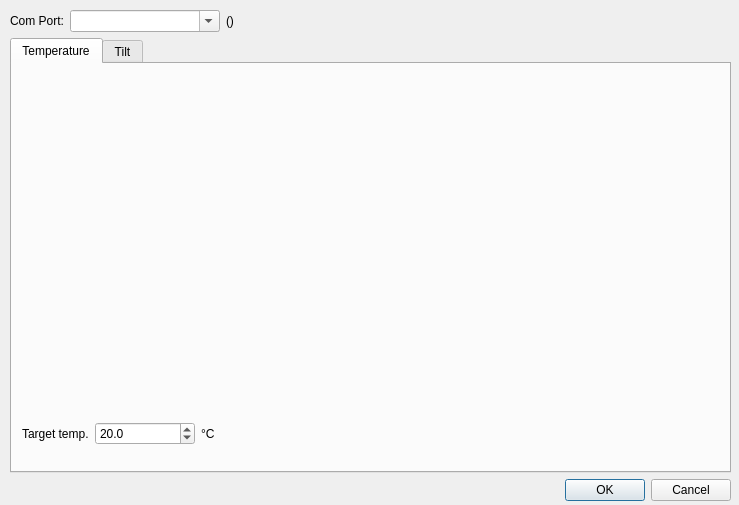
Qt form maxdoas/tfrmtempctrl.ui (pioupus/maxdoas_app) before a commit.
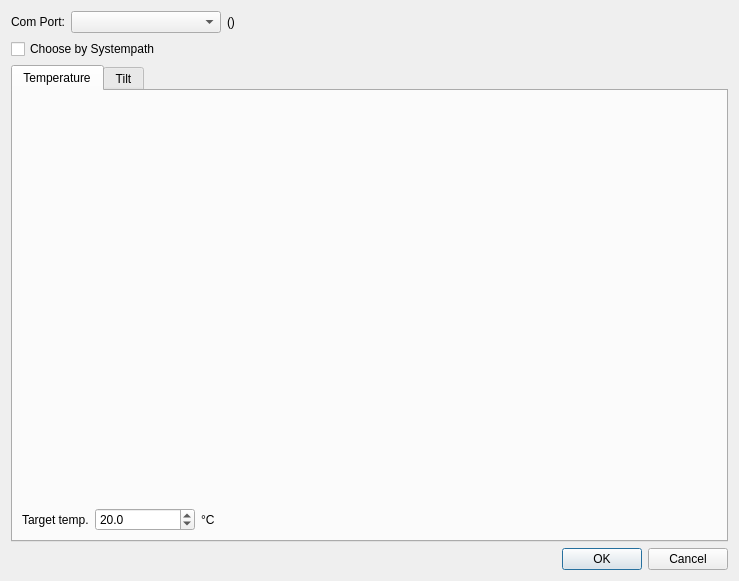
The same form after that commit.

What changed in the file:
```diff
--- a/maxdoas/tfrmtempctrl.ui
+++ b/maxdoas/tfrmtempctrl.ui
@@ -7,23 +7,18 @@
     <x>0</x>
     <y>0</y>
     <width>739</width>
-    <height>505</height>
+    <height>581</height>
    </rect>
   </property>
   <property name="windowTitle">
    <string>Dialog</string>
   </property>
-  <widget class="QWidget" name="verticalLayoutWidget_2">
-   <property name="geometry">
-    <rect>
-     <x>10</x>
-     <y>10</y>
-     <width>721</width>
-     <height>491</height>
-    </rect>
-   </property>
+  <layout class="QGridLayout" name="gridLayout">
+   <item row="0" column="0">
    <layout class="QVBoxLayout" name="verticalLayout_2">
     <item>
+      <layout class="QVBoxLayout" name="verticalLayout_3">
+       <item>
      <layout class="QHBoxLayout" name="horizontalLayout_2">
       <item>
        <widget class="QLabel" name="label_3">
@@ -41,7 +36,7 @@
          </size>
         </property>
         <property name="editable">
-         <bool>true</bool>
+            <bool>false</bool>
         </property>
        </widget>
       </item>
@@ -68,6 +63,15 @@
      </layout>
     </item>
     <item>
+        <widget class="QCheckBox" name="chbComBySysPath">
+         <property name="text">
+          <string>Choose by Systempath</string>
+         </property>
+        </widget>
+       </item>
+      </layout>
+     </item>
+     <item>
      <widget class="QTabWidget" name="tabWidget">
       <property name="currentIndex">
        <number>0</number>
@@ -76,15 +80,8 @@
        <attribute name="title">
         <string>Temperature</string>
        </attribute>
-       <widget class="QWidget" name="verticalLayoutWidget">
-        <property name="geometry">
-         <rect>
-          <x>10</x>
-          <y>10</y>
-          <width>681</width>
-          <height>371</height>
-         </rect>
-        </property>
+        <layout class="QGridLayout" name="gridLayout_3">
+         <item row="0" column="0">
         <layout class="QVBoxLayout" name="verticalLayout">
          <item>
           <layout class="QHBoxLayout" name="hbox">
@@ -157,7 +154,8 @@
           </layout>
          </item>
         </layout>
-       </widget>
+         </item>
+        </layout>
       </widget>
       <widget class="QWidget" name="tab_2">
        <attribute name="title">
@@ -177,7 +175,8 @@
      </widget>
     </item>
    </layout>
-  </widget>
+   </item>
+  </layout>
  </widget>
  <resources/>
  <connections>
```
Lines whose indentation alone changed are shown as unchanged.
